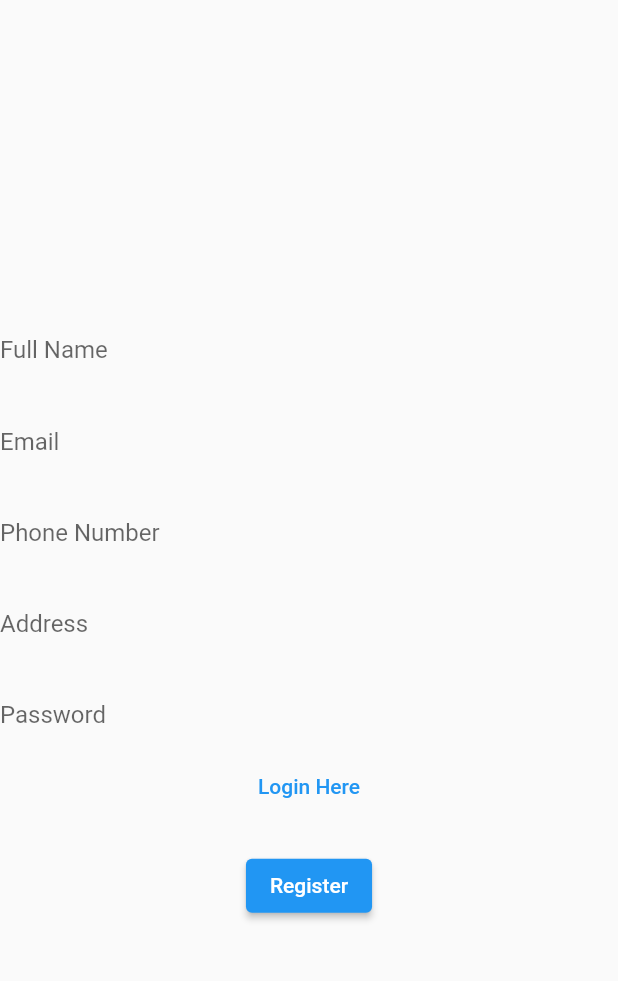
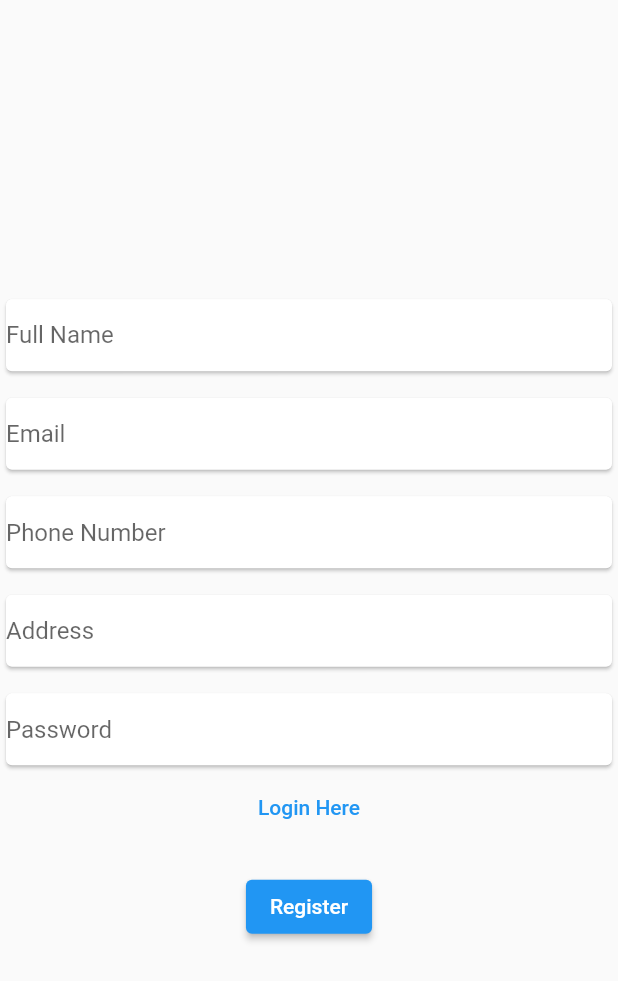
Before and after one commit to madhusudhan1557/shop, a Flutter app: the screen it shows after launch, after a tap on "Register Here", on a phone screen of 412 x 824 dp. Shown: the top 981 px of the screen. Run offline on Flutter 3.47's test engine with Material 2 defaults, Android fonts, the phone set to English and light mode, and no system bars; our stand-ins replace bloc, bot_toast, cloud_firestore, firebase_auth, firebase_core, flutter_bloc; missing offline and left inert: cloud_firestore_web, firebase_auth_web, firebase_core_web; accounts and stored records are empty; network calls fail.

Commit message:
login and register

```diff
--- a/lib/bloc/register/register_cubit.dart
+++ b/lib/bloc/register/register_cubit.dart
@@ -11,7 +11,7 @@ part 'register_state.dart';
 class RegisterCubit extends Cubit<RegisterState> {
   RegisterCubit() : super(RegisterInitial());
 
-  signIn(UserModel userModel) async {
+  signUp(UserModel userModel) async {
     FirebaseAuth _auth = FirebaseAuth.instance;
     CollectionReference users = FirebaseFirestore.instance.collection("users");
     emit(RegisterLoading());
--- a/lib/main.dart
+++ b/lib/main.dart
@@ -1,7 +1,11 @@
 import 'package:bot_toast/bot_toast.dart';
 import 'package:firebase_core/firebase_core.dart';
 import 'package:flutter/material.dart';
+import 'package:flutter_bloc/flutter_bloc.dart';
+import 'package:shop/bloc/login/login_cubit.dart';
 import 'package:shop/presentation/router.dart';
+
+import 'bloc/register/register_cubit.dart';
 
 void main() {
   WidgetsFlutterBinding.ensureInitialized();
@@ -16,12 +20,18 @@ class MyShop extends StatelessWidget {
   final AppRouter router;
   @override
   Widget build(BuildContext context) {
-    return MaterialApp(
-      debugShowCheckedModeBanner: false,
-      builder: BotToastInit(),
-      navigatorObservers: [NavigatorObserver()],
-      title: 'Flutter Demo',
-      onGenerateRoute: router.generateRoute,
+    return MultiBlocProvider(
+      providers: [
+        BlocProvider<LoginCubit>(create: (context) => LoginCubit()),
+        BlocProvider<RegisterCubit>(create: (context) => RegisterCubit()),
+      ],
+      child: MaterialApp(
+        debugShowCheckedModeBanner: false,
+        builder: BotToastInit(),
+        navigatorObservers: [NavigatorObserver()],
+        title: 'Flutter Demo',
+        onGenerateRoute: router.generateRoute,
+      ),
     );
   }
 }
--- a/lib/presentation/router.dart
+++ b/lib/presentation/router.dart
@@ -1,6 +1,6 @@
 import 'package:flutter/material.dart';
 import 'package:shop/presentation/screens/auth/login.dart';
-import 'package:shop/presentation/screens/auth/regisster.dart';
+import 'package:shop/presentation/screens/auth/register.dart';
 import 'package:shop/utils/strings.dart';
 
 class AppRouter {
--- a/lib/presentation/screens/auth/login.dart
+++ b/lib/presentation/screens/auth/login.dart
@@ -1,4 +1,8 @@
+import 'package:bot_toast/bot_toast.dart';
 import 'package:flutter/material.dart';
+import 'package:flutter_bloc/flutter_bloc.dart';
+import 'package:shop/bloc/login/login_cubit.dart';
+import 'package:shop/data/models/user.dart';
 import 'package:shop/utils/strings.dart';
 
 class LoginPage extends StatelessWidget {
@@ -23,11 +27,14 @@ class LoginPage extends StatelessWidget {
             key: _formKey,
             child: Column(
               children: [
-                TextFormField(
+                Card(
+                  child: TextFormField(
                     controller: _email,
-                  decoration: const InputDecoration(
+                    decoration: InputDecoration(
                       border: InputBorder.none,
                       hintText: "Email",
+                      contentPadding: EdgeInsets.symmetric(
+                          horizontal: MediaQuery.of(context).padding.top * 0.4),
                     ),
                     validator: (value) {
                       if (value == null || value.isEmpty) {
@@ -36,14 +43,18 @@ class LoginPage extends StatelessWidget {
                       return null;
                     },
                   ),
+                ),
                 SizedBox(
                   height: size.height / 65,
                 ),
-                TextFormField(
+                Card(
+                  child: TextFormField(
                     controller: _password,
-                  decoration: const InputDecoration(
+                    decoration: InputDecoration(
                       border: InputBorder.none,
                       hintText: "Password",
+                      contentPadding: EdgeInsets.symmetric(
+                          horizontal: MediaQuery.of(context).padding.top * 0.4),
                     ),
                     validator: (value) {
                       if (value == null || value.isEmpty) {
@@ -51,6 +62,7 @@ class LoginPage extends StatelessWidget {
                       }
                       return null;
                     },
+                  ),
                 ),
                 TextButton(
                   onPressed: () {
@@ -61,9 +73,34 @@ class LoginPage extends StatelessWidget {
                 SizedBox(
                   height: size.height / 45,
                 ),
-                ElevatedButton(
-                  onPressed: () {},
+                BlocConsumer<LoginCubit, LoginState>(
+                  listener: (context, state) {
+                    if (state is LoginLoading) {
+                      BotToast.showLoading();
+                    }
+                    if (state is LoginCompleted) {
+                      BotToast.closeAllLoading();
+
+                      BotToast.showText(
+                        text: "Login Successfull",
+                        contentColor: Colors.green,
+                      );
+                    }
+                    if (state is LoginFailed) {
+                      BotToast.closeAllLoading();
+                    }
+                  },
+                  builder: (context, state) {
+                    return ElevatedButton(
+                      onPressed: () {
+                        UserModel userModel = UserModel();
+                        userModel.email = _email.text;
+                        userModel.password = _password.text;
+                        BlocProvider.of<LoginCubit>(context).signIn(userModel);
+                      },
                       child: const Text("Login"),
+                    );
+                  },
                 )
               ],
             ),
--- a/lib/presentation/screens/auth/regisster.dart
+++ /dev/null
@@ -1,126 +0,0 @@
-import 'package:flutter/material.dart';
-import 'package:shop/utils/strings.dart';
-
-class RegisterPage extends StatelessWidget {
-  RegisterPage({Key? key}) : super(key: key);
-
-  final TextEditingController _email = TextEditingController();
-  final TextEditingController _phone = TextEditingController();
-  final TextEditingController _fullname = TextEditingController();
-  final TextEditingController _address = TextEditingController();
-
-  final TextEditingController _password = TextEditingController();
-
-  final _formKey = GlobalKey<FormState>();
-
-  @override
-  Widget build(BuildContext context) {
-    final size = MediaQuery.of(context).size;
-    return Scaffold(
-      body: Container(
-        padding: EdgeInsets.symmetric(
-            horizontal: MediaQuery.of(context).padding.top),
-        alignment: Alignment.center,
-        child: SingleChildScrollView(
-          child: Form(
-            key: _formKey,
-            child: Column(
-              children: [
-                TextFormField(
-                  controller: _fullname,
-                  decoration: const InputDecoration(
-                    border: InputBorder.none,
-                    hintText: "Full Name",
-                  ),
-                  validator: (value) {
-                    if (value == null || value.isEmpty) {
-                      return "This Field is Required";
-                    }
-                    return null;
-                  },
-                ),
-                SizedBox(
-                  height: size.height / 65,
-                ),
-                TextFormField(
-                  controller: _email,
-                  decoration: const InputDecoration(
-                    border: InputBorder.none,
-                    hintText: "Email",
-                  ),
-                  validator: (value) {
-                    if (value == null || value.isEmpty) {
-                      return "This Field is Required";
-                    }
-                    return null;
-                  },
-                ),
-                SizedBox(
-                  height: size.height / 65,
-                ),
-                TextFormField(
-                  controller: _phone,
-                  decoration: const InputDecoration(
-                    border: InputBorder.none,
-                    hintText: "Phone Number",
-                  ),
-                  validator: (value) {
-                    if (value == null || value.isEmpty) {
-                      return "This Field is Required";
-                    }
-                    return null;
-                  },
-                ),
-                SizedBox(
-                  height: size.height / 65,
-                ),
-                TextFormField(
-                  controller: _address,
-                  decoration: const InputDecoration(
-                    border: InputBorder.none,
-                    hintText: "Address",
-                  ),
-                  validator: (value) {
-                    if (value == null || value.isEmpty) {
-                      return "This Field is Required";
-                    }
-                    return null;
-                  },
-                ),
-                SizedBox(
-                  height: size.height / 65,
-                ),
-                TextFormField(
-                  controller: _password,
-                  decoration: const InputDecoration(
-                    border: InputBorder.none,
-                    hintText: "Password",
-                  ),
-                  validator: (value) {
-                    if (value == null || value.isEmpty) {
-                      return "This Field is Required";
-                    }
-                    return null;
-                  },
-                ),
-                TextButton(
-                  onPressed: () {
-                    Navigator.pushNamed(context, loginpage);
-                  },
-                  child: const Text("Login Here"),
-                ),
-                SizedBox(
-                  height: size.height / 45,
-                ),
-                ElevatedButton(
-                  onPressed: () {},
-                  child: const Text("Register"),
-                )
-              ],
-            ),
-          ),
-        ),
-      ),
-    );
-  }
-}
--- /dev/null
+++ b/lib/presentation/screens/auth/register.dart
@@ -0,0 +1,176 @@
+import 'package:bot_toast/bot_toast.dart';
+import 'package:flutter/material.dart';
+import 'package:flutter_bloc/flutter_bloc.dart';
+import 'package:shop/bloc/register/register_cubit.dart';
+import 'package:shop/data/models/user.dart';
+import 'package:shop/utils/strings.dart';
+
+class RegisterPage extends StatelessWidget {
+  RegisterPage({Key? key}) : super(key: key);
+
+  final TextEditingController _email = TextEditingController();
+  final TextEditingController _phone = TextEditingController();
+  final TextEditingController _fullname = TextEditingController();
+  final TextEditingController _address = TextEditingController();
+
+  final TextEditingController _password = TextEditingController();
+
+  final _formKey = GlobalKey<FormState>();
+
+  @override
+  Widget build(BuildContext context) {
+    final size = MediaQuery.of(context).size;
+    return Scaffold(
+      body: Container(
+        padding: EdgeInsets.symmetric(
+            horizontal: MediaQuery.of(context).padding.top),
+        alignment: Alignment.center,
+        child: SingleChildScrollView(
+          child: Form(
+            key: _formKey,
+            child: Column(
+              children: [
+                Card(
+                  child: TextFormField(
+                    controller: _fullname,
+                    decoration: InputDecoration(
+                      border: InputBorder.none,
+                      hintText: "Full Name",
+                      contentPadding: EdgeInsets.symmetric(
+                          horizontal: MediaQuery.of(context).padding.top * 0.4),
+                    ),
+                    validator: (value) {
+                      if (value == null || value.isEmpty) {
+                        return "This Field is Required";
+                      }
+                      return null;
+                    },
+                  ),
+                ),
+                SizedBox(
+                  height: size.height / 85,
+                ),
+                Card(
+                  child: TextFormField(
+                    controller: _email,
+                    decoration: InputDecoration(
+                      border: InputBorder.none,
+                      hintText: "Email",
+                      contentPadding: EdgeInsets.symmetric(
+                          horizontal: MediaQuery.of(context).padding.top * 0.4),
+                    ),
+                    validator: (value) {
+                      if (value == null || value.isEmpty) {
+                        return "This Field is Required";
+                      }
+                      return null;
+                    },
+                  ),
+                ),
+                SizedBox(
+                  height: size.height / 85,
+                ),
+                Card(
+                  child: TextFormField(
+                    controller: _phone,
+                    decoration: InputDecoration(
+                      border: InputBorder.none,
+                      hintText: "Phone Number",
+                      contentPadding: EdgeInsets.symmetric(
+                          horizontal: MediaQuery.of(context).padding.top * 0.4),
+                    ),
+                    validator: (value) {
+                      if (value == null || value.isEmpty) {
+                        return "This Field is Required";
+                      }
+                      return null;
+                    },
+                  ),
+                ),
+                SizedBox(
+                  height: size.height / 85,
+                ),
+                Card(
+                  child: TextFormField(
+                    controller: _address,
+                    decoration: InputDecoration(
+                      border: InputBorder.none,
+                      hintText: "Address",
+                      contentPadding: EdgeInsets.symmetric(
+                          horizontal: MediaQuery.of(context).padding.top * 0.4),
+                    ),
+                    validator: (value) {
+                      if (value == null || value.isEmpty) {
+                        return "This Field is Required";
+                      }
+                      return null;
+                    },
+                  ),
+                ),
+                SizedBox(
+                  height: size.height / 85,
+                ),
+                Card(
+                  child: TextFormField(
+                    controller: _password,
+                    decoration: InputDecoration(
+                      border: InputBorder.none,
+                      hintText: "Password",
+                      contentPadding: EdgeInsets.symmetric(
+                          horizontal: MediaQuery.of(context).padding.top * 0.4),
+                    ),
+                    validator: (value) {
+                      if (value == null || value.isEmpty) {
+                        return "This Field is Required";
+                      }
+                      return null;
+                    },
+                  ),
+                ),
+                TextButton(
+                  onPressed: () {
+                    Navigator.pushNamed(context, loginpage);
+                  },
+                  child: const Text("Login Here"),
+                ),
+                SizedBox(
+                  height: size.height / 45,
+                ),
+                BlocConsumer<RegisterCubit, RegisterState>(
+                  listener: (context, state) {
+                    if (state is RegisterLoading) {
+                      BotToast.showLoading();
+                    }
+                    if (state is RegisterCompleted) {
+                      BotToast.closeAllLoading();
+                      Navigator.of(context).pushNamed(loginpage);
+                      BotToast.showText(
+                        text: "Registration Completed",
+                        contentColor: Colors.green,
+                      );
+                    }
+                  },
+                  builder: (context, state) {
+                    return ElevatedButton(
+                      onPressed: () {
+                        UserModel userModel = UserModel();
+                        userModel.fullname = _fullname.text;
+                        userModel.email = _email.text;
+                        userModel.phone = _phone.text;
+                        userModel.password = _password.text;
+                        userModel.address = _address.text;
+                        BlocProvider.of<RegisterCubit>(context)
+                            .signUp(userModel);
+                      },
+                      child: const Text("Register"),
+                    );
+                  },
+                )
+              ],
+            ),
+          ),
+        ),
+      ),
+    );
+  }
+}
```
Also changed, not shown: 1 other file. Lines whose indentation alone changed are shown as unchanged.
